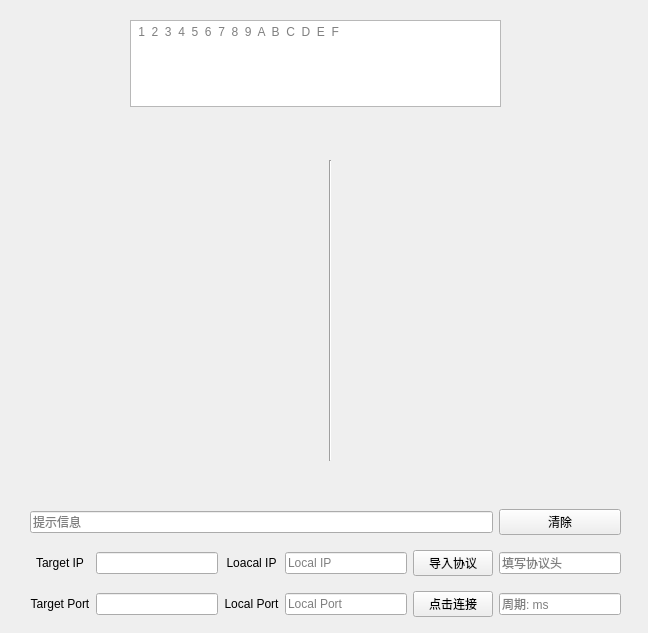
Old version of the form KCTS/template.ui in the repository learniuH/work.
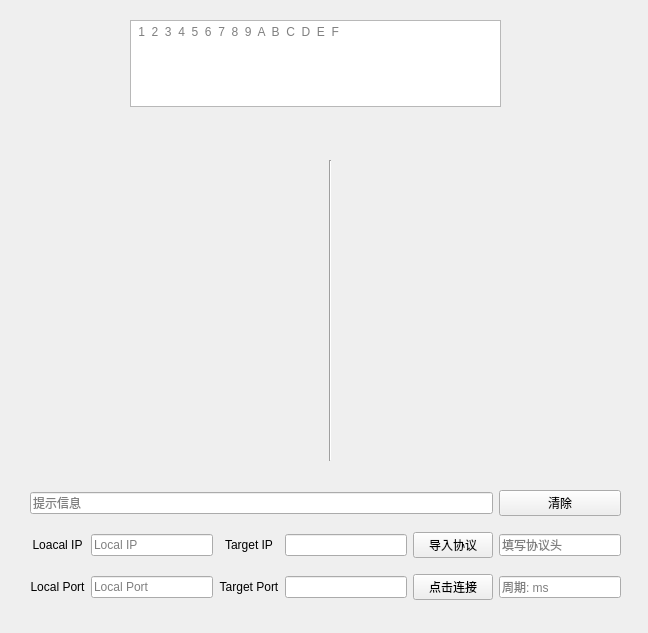
New version of the form.

Diff of the .ui file:
```diff
--- a/KCTS/template.ui
+++ b/KCTS/template.ui
@@ -17,73 +17,80 @@
    <property name="geometry">
     <rect>
      <x>30</x>
-     <y>500</y>
+     <y>480</y>
      <width>591</width>
-     <height>127</height>
+     <height>131</height>
     </rect>
    </property>
-   <layout class="QGridLayout" name="gridLayout" rowminimumheight="0,0,0,0,0,0">
+   <layout class="QGridLayout" name="gridLayout" rowminimumheight="0,0,0,0,0,0,0">
     <property name="sizeConstraint">
      <enum>QLayout::SetDefaultConstraint</enum>
     </property>
-    <item row="3" column="0">
-     <widget class="QLabel" name="label">
+    <item row="4" column="0">
+     <widget class="QLabel" name="label_3">
       <property name="text">
-       <string>Target IP</string>
-      </property>
-      <property name="textFormat">
-       <enum>Qt::AutoText</enum>
+       <string>Loacal IP</string>
       </property>
       <property name="alignment">
        <set>Qt::AlignCenter</set>
       </property>
      </widget>
     </item>
-    <item row="3" column="5">
+    <item row="4" column="5">
      <widget class="QLineEdit" name="lineEdit_4">
       <property name="placeholderText">
        <string>填写协议头</string>
       </property>
      </widget>
     </item>
-    <item row="4" column="5">
-     <widget class="QLineEdit" name="lineEdit_5">
-      <property name="placeholderText">
-       <string>周期: ms</string>
-      </property>
-     </widget>
-    </item>
-    <item row="3" column="4">
+    <item row="4" column="4">
      <widget class="QPushButton" name="pushButton">
       <property name="text">
        <string>导入协议</string>
       </property>
      </widget>
     </item>
-    <item row="3" column="1">
+    <item row="6" column="5">
+     <widget class="QLineEdit" name="lineEdit_5">
+      <property name="placeholderText">
+       <string>周期: ms</string>
+      </property>
+     </widget>
+    </item>
+    <item row="4" column="3">
      <widget class="QLineEdit" name="lineEdit"/>
     </item>
-    <item row="4" column="0">
-     <widget class="QLabel" name="label_2">
+    <item row="4" column="2">
+     <widget class="QLabel" name="label">
       <property name="text">
-       <string>Target Port</string>
+       <string>Target IP</string>
+      </property>
+      <property name="textFormat">
+       <enum>Qt::AutoText</enum>
       </property>
       <property name="alignment">
        <set>Qt::AlignCenter</set>
       </property>
      </widget>
     </item>
-    <item row="4" column="4">
+    <item row="6" column="4">
      <widget class="QPushButton" name="pushButton_2">
       <property name="text">
        <string>点击连接</string>
       </property>
      </widget>
     </item>
-    <item row="4" column="1">
-     <widget class="QLineEdit" name="lineEdit_2"/>
+    <item row="6" column="2">
+     <widget class="QLabel" name="label_2">
+      <property name="text">
+       <string>Target Port</string>
+      </property>
+      <property name="alignment">
+       <set>Qt::AlignCenter</set>
+      </property>
+     </widget>
     </item>
-    <item row="4" column="2">
+    <item row="6" column="0">
      <widget class="QLabel" name="label_4">
       <property name="text">
        <string>Local Port</string>
@@ -93,44 +100,37 @@
       </property>
      </widget>
     </item>
-    <item row="3" column="2">
-     <widget class="QLabel" name="label_3">
-      <property name="text">
-       <string>Loacal IP</string>
-      </property>
-      <property name="alignment">
-       <set>Qt::AlignCenter</set>
-      </property>
-     </widget>
-    </item>
-    <item row="4" column="3">
+    <item row="6" column="1">
      <widget class="QLineEdit" name="lineEdit_7">
       <property name="placeholderText">
        <string>Local Port</string>
       </property>
      </widget>
     </item>
-    <item row="3" column="3">
+    <item row="6" column="3">
+     <widget class="QLineEdit" name="lineEdit_2"/>
+    </item>
+    <item row="4" column="1">
      <widget class="QLineEdit" name="lineEdit_6">
       <property name="placeholderText">
        <string>Local IP</string>
       </property>
      </widget>
     </item>
-    <item row="0" column="0" colspan="5">
-     <widget class="QLineEdit" name="lineEdit_3">
-      <property name="placeholderText">
-       <string>提示信息</string>
-      </property>
-     </widget>
-    </item>
-    <item row="0" column="5">
+    <item row="2" column="5">
      <widget class="QPushButton" name="pushButton_3">
       <property name="text">
        <string>清除</string>
       </property>
      </widget>
     </item>
+    <item row="2" column="0" colspan="5">
+     <widget class="QLineEdit" name="lineEdit_3">
+      <property name="placeholderText">
+       <string>提示信息</string>
+      </property>
+     </widget>
+    </item>
    </layout>
   </widget>
   <widget class="QWidget" name="gridLayoutWidget_2">
```
